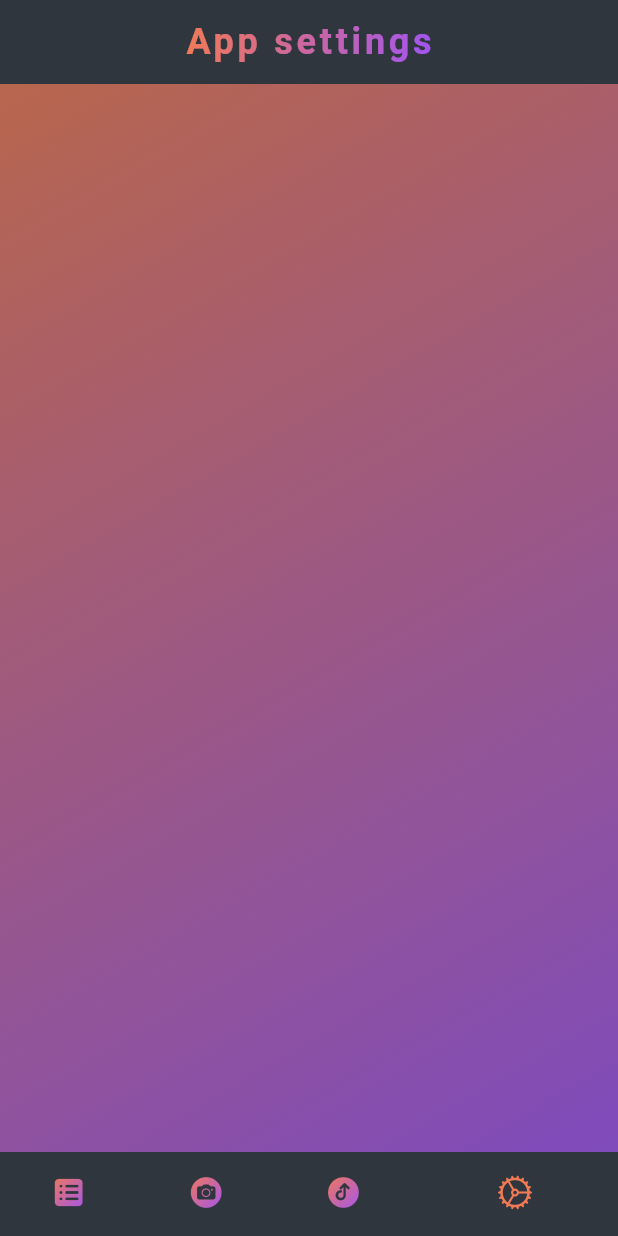
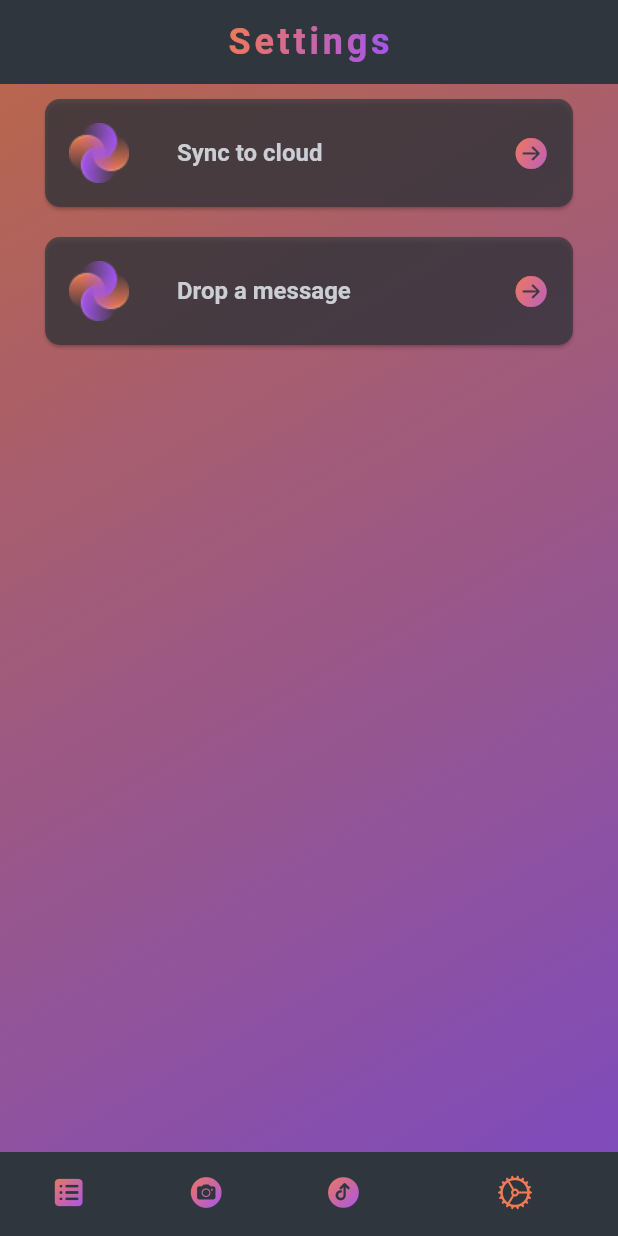
Before and after one commit to lorenacimpean/shit_grabber, a Flutter app: the screen it shows after launch, item 4 of the bottom bar chosen, on a phone screen of 412 x 824 dp. Run offline on Flutter 3.47's test engine with Material 2 defaults, Android fonts, the phone set to English and light mode, and no system bars; our stand-ins replace camera, file_picker, get, permission_handler, qr_flutter, rxdart and 1 more; missing offline and left inert: flutter_pdfview; Roboto replaces fonts that are missing (SpaceMono).

Commit message:
added ui for settings cards

```diff
--- /dev/null
+++ b/lib/screens/settings/option_card.dart
@@ -0,0 +1,68 @@
+import 'package:flutter/cupertino.dart';
+import 'package:flutter/material.dart';
+import 'package:shit_grabber/themes/app_colors.dart';
+import 'package:shit_grabber/themes/app_dimensions.dart';
+import 'package:shit_grabber/themes/app_icon_paths.dart';
+import 'package:shit_grabber/themes/app_text_theme.dart';
+import 'package:shit_grabber/widgets/gradient_widget.dart';
+
+class SettingsOption extends StatelessWidget {
+  final VoidCallback onTap;
+  final String title;
+
+  const SettingsOption({Key? key, required this.onTap, required this.title})
+      : super(key: key);
+
+  @override
+  Widget build(BuildContext context) {
+    return GestureDetector(
+      onTap: onTap,
+      child: Card(
+        margin: EdgeInsets.symmetric(
+            horizontal: AppDimensions.largePadding,
+            vertical: AppDimensions.smallPadding),
+        color: AppColors.opaqueBlack,
+        shape: RoundedRectangleBorder(
+          borderRadius: BorderRadius.circular(AppDimensions.defaultRadius),
+        ),
+        child: Row(
+          mainAxisAlignment: MainAxisAlignment.start,
+          crossAxisAlignment: CrossAxisAlignment.center,
+          children: [
+            const Padding(
+              padding: EdgeInsets.all(AppDimensions.midPadding),
+              child: Image(
+                image: AssetImage(AppIconPaths.logo),
+              ),
+            ),
+            Expanded(
+              child: Container(
+                margin: const EdgeInsets.only(
+                  right: AppDimensions.midPadding,
+                  left: AppDimensions.midPadding,
+                ),
+                child: Text(
+                  title,
+                  maxLines: 2,
+                  overflow: TextOverflow.ellipsis,
+                  style: AppTextTheme.darkTextTheme.headline3
+                      ?.copyWith(color: AppColors.grey),
+                ),
+              ),
+            ),
+            GradientMask(
+              child: Padding(
+                padding: EdgeInsets.only(
+                  right: AppDimensions.midPadding,
+                ),
+                child: Icon(
+                  CupertinoIcons.arrow_right_circle_fill,
+                ),
+              ),
+            ),
+          ],
+        ),
+      ),
+    );
+  }
+}
--- a/lib/screens/settings/settings_screen.dart
+++ b/lib/screens/settings/settings_screen.dart
@@ -1,8 +1,13 @@
 import 'package:flutter/cupertino.dart';
+import 'package:flutter/material.dart';
+import 'package:shit_grabber/screens/settings/option_card.dart';
 import 'package:shit_grabber/themes/app_colors.dart';
 
 class SettingsScreen extends StatelessWidget {
-  const SettingsScreen({Key? key}) : super(key: key);
+  SettingsScreen({Key? key}) : super(key: key);
+
+  List<String> titles = ['Sync to cloud', 'Drop a message'];
+
 //todo: add sync files with firestore
   //check how to save images from cache
 //todo: add firebase login
@@ -13,7 +18,15 @@ class SettingsScreen extends StatelessWidget {
       decoration: BoxDecoration(
         gradient: AppColors.gradientWithOpacity,
       ),
+      child: ListView.builder(
+        itemBuilder: (ctx, i) {
+          return SettingsOption(
+            onTap: () => print('test'),
+            title: titles[i],
+          );
+        },
+        itemCount: titles.length,
+      ),
     );
   }
-
 }
--- a/lib/themes/app_strings.dart
+++ b/lib/themes/app_strings.dart
@@ -3,7 +3,7 @@ class AppStrings {
   static const String dashboard = 'Dashboard';
   static const String shareApp = 'Share the app';
   static const String takePhoto = 'Take a photo';
-  static const String settings = 'App settings';
+  static const String settings = 'Settings';
   static const String genericError = 'Something went wrong';
 
   // Permissions
```
